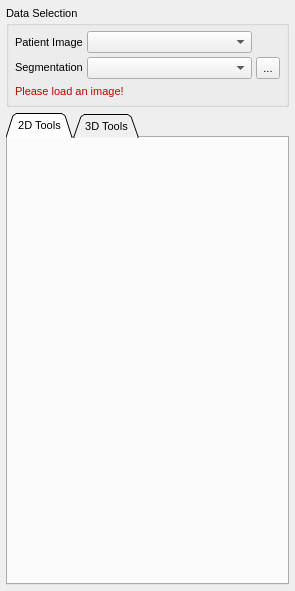
Qt form Plugins/org.mitk.gui.qt.segmentation/src/internal/QmitkSegmentationControls.ui (MITK/MITK) before a commit.
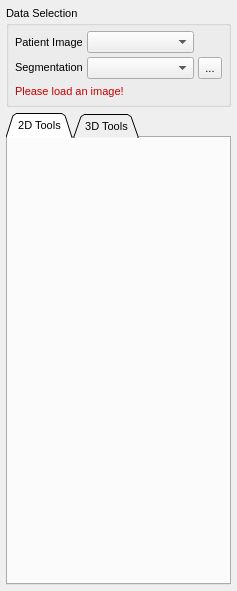
The same form after that commit. Icons and pictures are not drawn. Custom widgets are drawn as their Qt base class.

Commit message: Changed default width of the segmentation plugin

Diff of the .ui file:
```diff
--- a/Plugins/org.mitk.gui.qt.segmentation/src/internal/QmitkSegmentationControls.ui
+++ b/Plugins/org.mitk.gui.qt.segmentation/src/internal/QmitkSegmentationControls.ui
@@ -6,7 +6,7 @@
    <rect>
     <x>0</x>
     <y>0</y>
-    <width>295</width>
+    <width>237</width>
     <height>591</height>
    </rect>
   </property>
```
Left out of the diff: 44 changed lines with no effect on the pictures.
